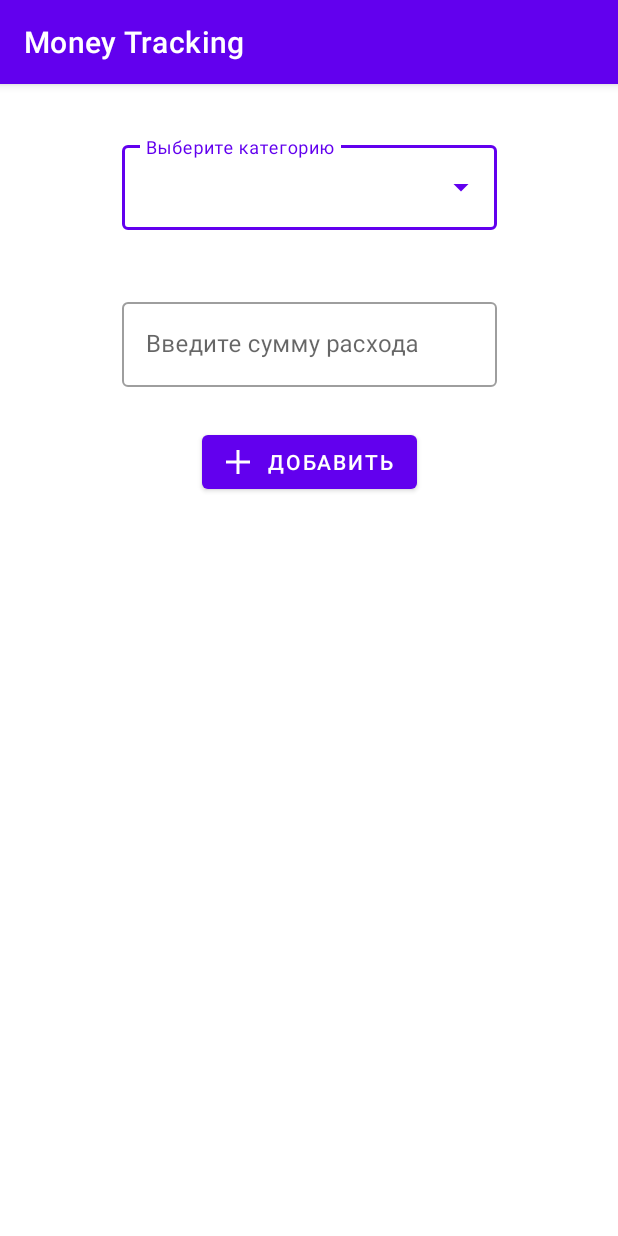
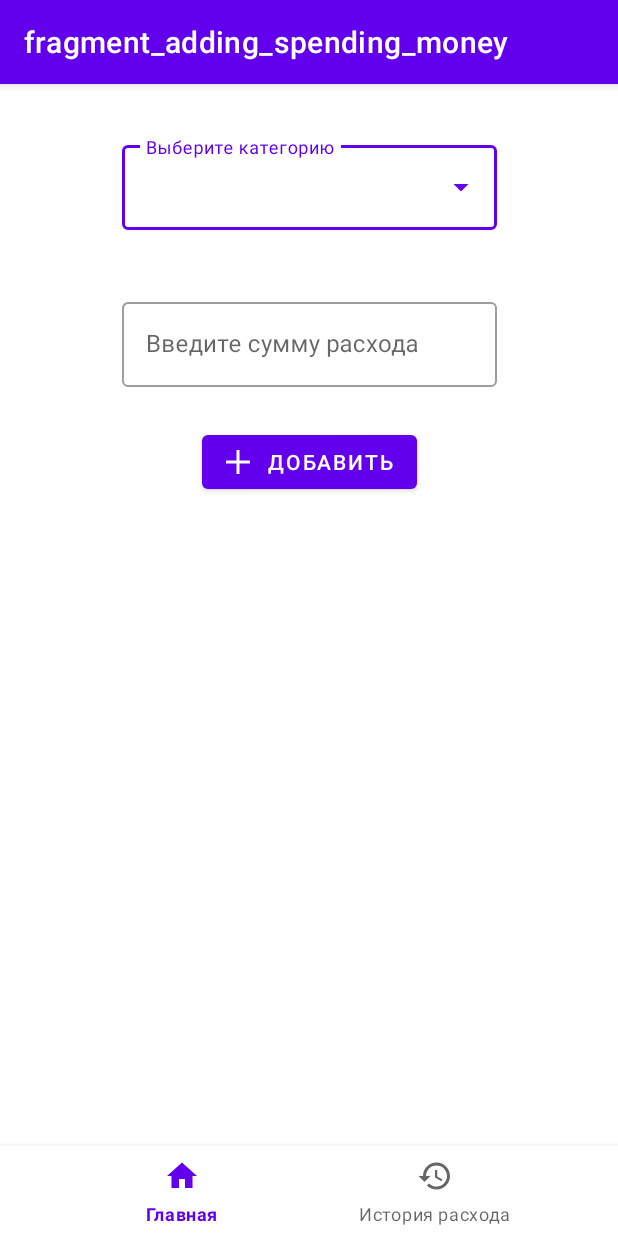
Before and after one commit to HasanDzhabailov/moneyTrackingMyFirstAppAndroid, an Android app: the screen it shows after launch (MainActivity), on a phone screen of 412 x 824 dp. Run offline under Robolectric (Android 15) with nearby library versions, the phone set to English and light mode, and no system bars; our stand-ins replace Room's generated code, data binding, navigation-ui; 1 statement that could not run was skipped.

Commit message:
add bottom navigation

```diff
--- a/app/src/main/java/com/example/moneytracking/MainActivity.kt
+++ b/app/src/main/java/com/example/moneytracking/MainActivity.kt
@@ -2,16 +2,31 @@ package com.example.moneytracking
 
 import androidx.appcompat.app.AppCompatActivity
 import android.os.Bundle
-
-
+import androidx.fragment.app.Fragment
+import androidx.navigation.findNavController
+import androidx.navigation.ui.AppBarConfiguration
+import androidx.navigation.ui.onNavDestinationSelected
+import androidx.navigation.ui.setupActionBarWithNavController
+import androidx.navigation.ui.setupWithNavController
+import com.example.moneytracking.ui.CostHistoryFragment
+import com.example.moneytracking.ui.MoneyTrackerFragment
+import com.google.android.material.bottomnavigation.BottomNavigationView
+import kotlinx.android.synthetic.main.activity_main.*
+import kotlinx.android.synthetic.main.activity_main.view.*
 
 
 class MainActivity : AppCompatActivity() {
 
-
-
-    override fun onCreate(savedInstanceState: Bundle?) {
-        super.onCreate(savedInstanceState)
-        setContentView(R.layout.activity_main)
-    }
+	override fun onCreate(savedInstanceState: Bundle?) {
+		super.onCreate(savedInstanceState)
+		setContentView(R.layout.activity_main)
+		val navView: BottomNavigationView = findViewById(R.id.bottomNav)
+		val navController = findNavController(R.id.nav_host_fragment)
+		val appBarConfiguration = AppBarConfiguration(setOf(
+			R.id.moneyTrackerFragment,
+			R.id.costHistoryFragment
+		))
+		setupActionBarWithNavController(navController, appBarConfiguration)
+		navView.setupWithNavController(navController)
+	}
 }
--- a/app/src/main/java/com/example/moneytracking/database/MoneyTrack.kt
+++ b/app/src/main/java/com/example/moneytracking/database/MoneyTrack.kt
@@ -1,11 +1,9 @@
 package com.example.moneytracking.database
 
 
-import androidx.annotation.NonNull
 import androidx.room.ColumnInfo
 import androidx.room.Entity
 import androidx.room.PrimaryKey
-
 
 
 @Entity(tableName = "daily_money_expenses_table")
@@ -20,5 +18,5 @@ data class MoneyTrack(
 	val sumExpense: Long = 0,
 
 	@ColumnInfo(name = "date_expense")
-    val dateExpense:Long = System.currentTimeMillis()
+	val dateExpense: Long = System.currentTimeMillis(),
 )
--- a/app/src/main/java/com/example/moneytracking/database/MoneyTrackDatabase.kt
+++ b/app/src/main/java/com/example/moneytracking/database/MoneyTrackDatabase.kt
@@ -7,14 +7,15 @@ import androidx.room.RoomDatabase
 
 @Database(entities = [MoneyTrack::class], version = 1, exportSchema = false)
 abstract class MoneyTrackDatabase : RoomDatabase() {
-    abstract val moneyTrackDatabaseDao : MoneyTrackDatabaseDao
+	abstract val moneyTrackDatabaseDao: MoneyTrackDatabaseDao
+
 	companion object {
 		@Volatile
 		private var INSTANCE: MoneyTrackDatabase? = null
 		fun getInstance(context: Context): MoneyTrackDatabase {
 			synchronized(this) {
 				var instance = INSTANCE
-                if(instance == null) {
+				if (instance == null) {
 					instance = Room.databaseBuilder(
 						context.applicationContext,
 						MoneyTrackDatabase::class.java,
--- a/app/src/main/java/com/example/moneytracking/viewmodels/MoneyTrackerViewModelFactory.kt
+++ b/app/src/main/java/com/example/moneytracking/viewmodels/MoneyTrackerViewModelFactory.kt
@@ -7,7 +7,8 @@ import com.example.moneytracking.database.MoneyTrackDatabaseDao
 
 class MoneyTrackerViewModelFactory(
     private val dataSource: MoneyTrackDatabaseDao,
-    private val application: Application) : ViewModelProvider.Factory {
+    private val application: Application,
+) : ViewModelProvider.Factory {
 	@Suppress("unchecked_cast")
 	override fun <T : ViewModel?> create(modelClass: Class<T>): T {
 		if (modelClass.isAssignableFrom(MoneyTrackerViewModel::class.java)) {
--- a/app/src/main/res/layout/activity_main.xml
+++ b/app/src/main/res/layout/activity_main.xml
@@ -1,13 +1,33 @@
 <?xml version="1.0" encoding="utf-8"?>
 
-<merge xmlns:android="http://schemas.android.com/apk/res/android"
-    xmlns:app="http://schemas.android.com/apk/res-auto">
 
-    <androidx.fragment.app.FragmentContainerView
+<androidx.constraintlayout.widget.ConstraintLayout xmlns:android="http://schemas.android.com/apk/res/android"
+    xmlns:app="http://schemas.android.com/apk/res-auto"
+    android:id="@+id/container"
+    android:layout_width="match_parent"
+    android:layout_height="match_parent">
+
+    <fragment
         android:id="@+id/nav_host_fragment"
         android:name="androidx.navigation.fragment.NavHostFragment"
         android:layout_width="match_parent"
         android:layout_height="match_parent"
         app:defaultNavHost="true"
+        app:layout_constraintBottom_toBottomOf="parent"
+        app:layout_constraintEnd_toEndOf="parent"
+        app:layout_constraintStart_toStartOf="parent"
+        app:layout_constraintTop_toTopOf="@id/bottomNav"
+        app:layout_constraintVertical_bias="0.52"
         app:navGraph="@navigation/navigation" />
-</merge>
+
+    <com.google.android.material.bottomnavigation.BottomNavigationView
+        android:id="@+id/bottomNav"
+        android:layout_width="match_parent"
+        android:layout_height="60dp"
+        android:layout_alignParentBottom="true"
+        android:scrollIndicators="left"
+        app:layout_constraintBottom_toBottomOf="parent"
+        app:layout_constraintEnd_toEndOf="parent"
+        app:layout_constraintHorizontal_bias="0.5"
+        app:menu="@menu/bottom_nav_menu" />
+</androidx.constraintlayout.widget.ConstraintLayout>
--- a/app/src/main/res/layout/fragment_cost_history.xml
+++ b/app/src/main/res/layout/fragment_cost_history.xml
@@ -1,13 +1,20 @@
 <?xml version="1.0" encoding="utf-8"?>
-<FrameLayout xmlns:android="http://schemas.android.com/apk/res/android"
+
+
+<androidx.constraintlayout.widget.ConstraintLayout xmlns:android="http://schemas.android.com/apk/res/android"
+    xmlns:app="http://schemas.android.com/apk/res-auto"
     xmlns:tools="http://schemas.android.com/tools"
     android:layout_width="match_parent"
-    android:layout_height="match_parent"
-    tools:context=".ui.CostHistoryFragment">
+    android:layout_height="match_parent">
 
     <TextView
         android:layout_width="match_parent"
         android:layout_height="match_parent"
-        android:text="Hello" />
+        android:text="Hello"
+        app:layout_constraintBottom_toBottomOf="parent"
+        app:layout_constraintEnd_toEndOf="parent"
+        app:layout_constraintHorizontal_bias="0.49"
+        app:layout_constraintStart_toStartOf="parent"
+        app:layout_constraintTop_toTopOf="parent" />
 
-</FrameLayout>
+</androidx.constraintlayout.widget.ConstraintLayout>
--- a/app/src/main/res/layout/fragment_money_tracker.xml
+++ b/app/src/main/res/layout/fragment_money_tracker.xml
@@ -2,12 +2,14 @@
 <layout xmlns:android="http://schemas.android.com/apk/res/android"
     xmlns:app="http://schemas.android.com/apk/res-auto"
     xmlns:tools="http://schemas.android.com/tools">
+
     <data>
 
         <variable
             name="moneyTrackViewModel"
             type="com.example.moneytracking.viewmodels.MoneyTrackerViewModel" />
     </data>
+
     <androidx.constraintlayout.widget.ConstraintLayout
         android:layout_width="match_parent"
         android:layout_height="match_parent">
@@ -40,13 +42,13 @@
             style="@style/Widget.MaterialComponents.TextInputLayout.OutlinedBox"
             android:layout_width="250dp"
             android:layout_height="wrap_content"
+            android:color="?attr/colorError"
             android:hint="@string/text_field_sum_expense_label"
-            android:color="?attr/colorError"
+            app:errorIconDrawable="@drawable/mtrl_ic_error"
             app:layout_constraintBottom_toBottomOf="parent"
             app:layout_constraintEnd_toEndOf="parent"
             app:layout_constraintStart_toStartOf="parent"
             app:layout_constraintTop_toBottomOf="@+id/menu"
-            app:errorIconDrawable="@drawable/mtrl_ic_error"
 
             app:layout_constraintVertical_bias="0.06999999">
 
--- a/app/src/main/res/layout/list_item_category_expensive.xml
+++ b/app/src/main/res/layout/list_item_category_expensive.xml
@@ -1,11 +1,9 @@
 <?xml version="1.0" encoding="utf-8"?>
-<TextView
-    xmlns:android="http://schemas.android.com/apk/res/android"
+<TextView xmlns:android="http://schemas.android.com/apk/res/android"
     android:id="@+id/textField"
     android:layout_width="match_parent"
     android:layout_height="wrap_content"
-    android:padding="16dp"
     android:ellipsize="end"
     android:maxLines="1"
-    android:textAppearance="?attr/textAppearanceSubtitle1"
-    />
+    android:padding="16dp"
+    android:textAppearance="?attr/textAppearanceSubtitle1" />
--- a/app/src/main/res/navigation/navigation.xml
+++ b/app/src/main/res/navigation/navigation.xml
@@ -3,12 +3,16 @@
     xmlns:app="http://schemas.android.com/apk/res-auto"
     xmlns:tools="http://schemas.android.com/tools"
     android:id="@+id/navigation"
-    app:startDestination="@id/addingSpendingMoney">
-
+    app:startDestination="@id/moneyTrackerFragment">
 
     <fragment
-        android:id="@+id/addingSpendingMoney"
+        android:id="@+id/moneyTrackerFragment"
         android:name="com.example.moneytracking.ui.MoneyTrackerFragment"
         android:label="fragment_adding_spending_money"
         tools:layout="@layout/fragment_money_tracker" />
+    <fragment
+        android:id="@+id/costHistoryFragment"
+        android:name="com.example.moneytracking.ui.CostHistoryFragment"
+        android:label="fragment_cost_history"
+        tools:layout="@layout/fragment_cost_history" />
 </navigation>
```
Also changed, not shown: app/src/main/java/com/example/moneytracking/database/MoneyTrackDatabaseDao.kt (+4 -4 lines), app/src/main/java/com/example/moneytracking/Util.kt (indentation only). Lines whose indentation alone changed are shown as unchanged.
